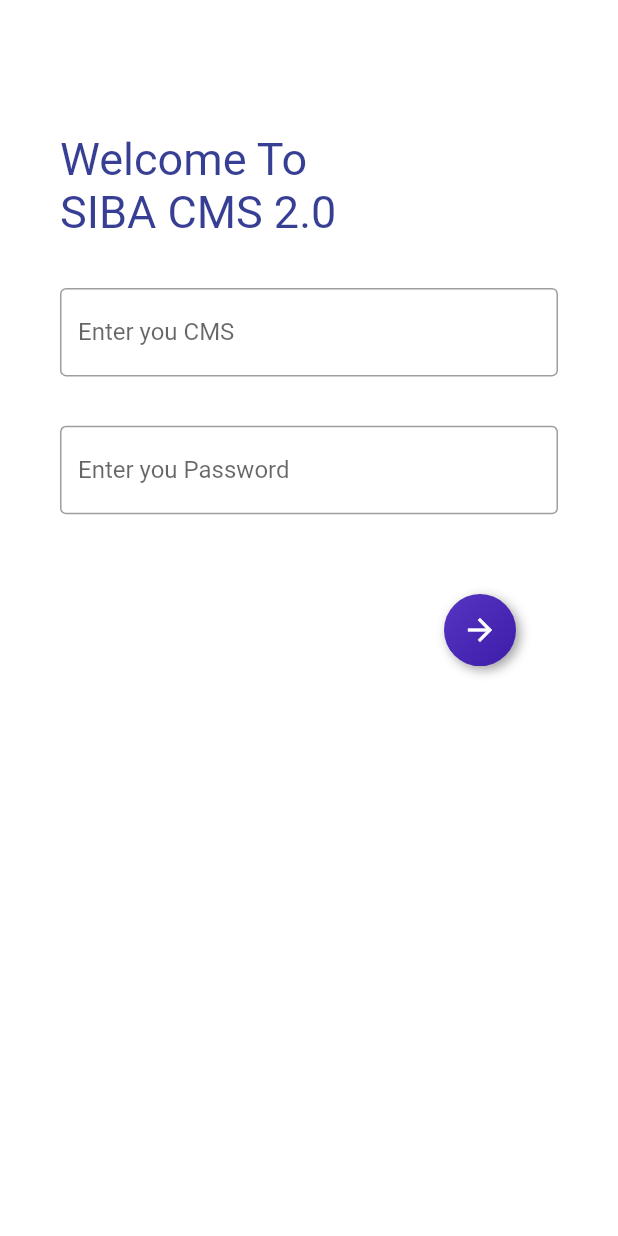
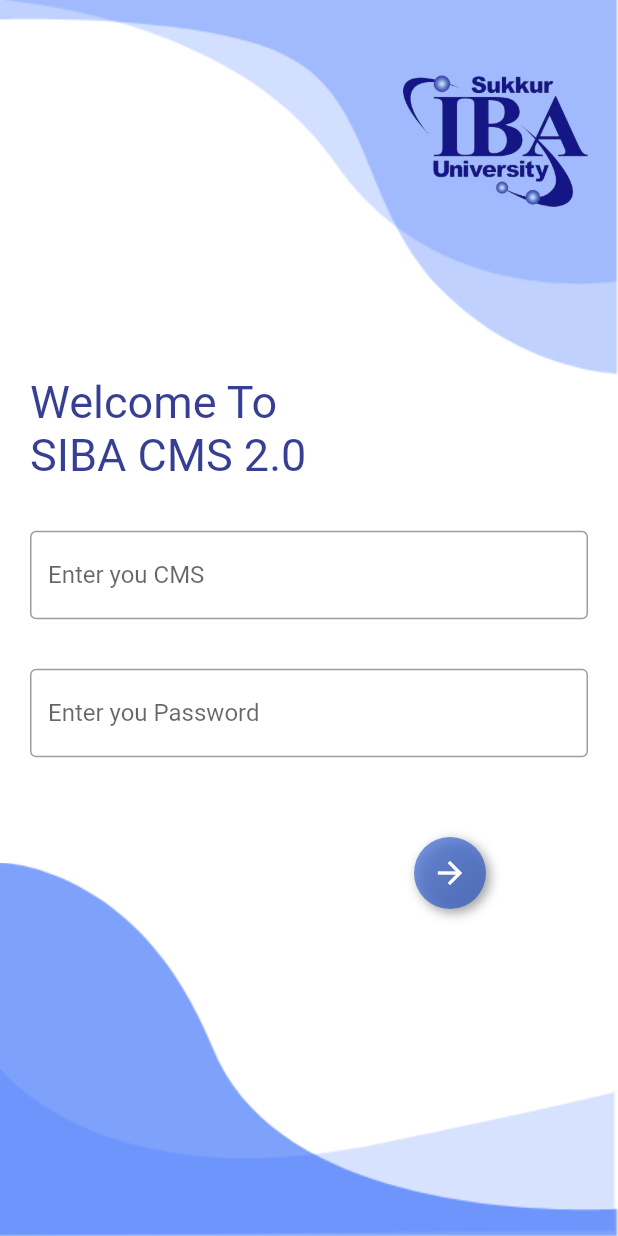
Before and after one commit to hansraj3160/FYP_project_SIBA_CMS, a Flutter app: the screen it shows after launch, after a tap on the "arrow forward" icon, on a phone screen of 412 x 824 dp. Run offline on Flutter 3.47's test engine with Material 2 defaults, Android fonts, the light colour scheme and no system bars; drawn by our look-alikes of flutter_neumorphic; our stand-ins replace animated_splash_screen, curved_navigation_bar, page_transition.

Commit message:
added backgroun in login page

```diff
--- a/lib/HomeScreen/Home_Screen.dart
+++ b/lib/HomeScreen/Home_Screen.dart
@@ -25,7 +25,7 @@
         backgroundColor: Colors.white60,
         body: GridView.count(
             crossAxisCount: 2,
-            children: List.generate(1, (index) {
+            children: List.generate(4, (index) {
               return Card(
                 elevation: 50,
                 shadowColor: const Color.fromARGB(255, 197, 194, 194),
--- a/lib/HomeScreen/Login.dart
+++ b/lib/HomeScreen/Login.dart
@@ -1,5 +1,6 @@
 import 'package:flutter_neumorphic/flutter_neumorphic.dart';
 import 'package:siba_cms_2/HomeScreen/BottomNavigationBar.dart';
+import 'package:siba_cms_2/backgroundComp/background.dart';
 
 class LogIn extends StatefulWidget {
   const LogIn({Key? key}) : super(key: key);
@@ -19,14 +20,11 @@
     return Scaffold(
         resizeToAvoidBottomInset: false,
         key: _scaffoldKey,
-        appBar: AppBar(
-          backgroundColor: Colors.transparent,
-          elevation: 0,
-        ),
         backgroundColor: const Color(0xFFffffff),
-        body: SingleChildScrollView(
-            child: Container(
-          padding: const EdgeInsets.only(left: 40, right: 40),
+        body: Background(
+            child: SingleChildScrollView(
+                child: Container(
+          padding: const EdgeInsets.only(left: 20, right: 20),
           child: Form(
             key: formKey, //key for form
             child: Column(
@@ -93,7 +91,7 @@
                                 BorderRadius.circular(100)),
                             depth: 5,
                             lightSource: LightSource.topLeft,
-                            color: const Color.fromARGB(255, 67, 31, 187)),
+                            color: Color.fromARGB(200, 64, 106, 212)),
                         padding: const EdgeInsets.all(12.0),
                         child: const Icon(
                           Icons.arrow_forward,
@@ -106,6 +104,6 @@
               ],
             ),
           ),
-        )));
+        ))));
   }
 }
--- a/lib/backgroundComp/background.dart
+++ b/lib/backgroundComp/background.dart
@@ -21,42 +21,28 @@
           Positioned(
             top: 0,
             right: 0,
-            child: Image.asset(
-              "assets/images/top1.png",
-              width: size.width
-            ),
+            child: Image.asset("assets/images/top1.png", width: size.width),
           ),
           Positioned(
             top: 0,
             right: 0,
-            child: Image.asset(
-              "assets/images/top2.png",
-              width: size.width
-            ),
+            child: Image.asset("assets/images/top2.png", width: size.width),
           ),
           Positioned(
             top: 50,
-            right: 30,
-            child: Image.asset(
-              "assets/images/main.png",
-              width: size.width * 0.35
-            ),
+            right: 20,
+            child: Image.asset("assets/images/iba_logo.png",
+                width: size.width * 0.30),
           ),
           Positioned(
             bottom: 0,
             right: 0,
-            child: Image.asset(
-              "assets/images/bottom1.png",
-              width: size.width
-            ),
+            child: Image.asset("assets/images/bottom1.png", width: size.width),
           ),
           Positioned(
             bottom: 0,
             right: 0,
-            child: Image.asset(
-              "assets/images/bottom2.png",
-              width: size.width
-            ),
+            child: Image.asset("assets/images/bottom2.png", width: size.width),
           ),
           child
         ],
--- a/lib/splash_screen/splash_screen.dart
+++ b/lib/splash_screen/splash_screen.dart
@@ -18,7 +18,8 @@
       duration: 1000,
       splashTransition: SplashTransition.fadeTransition,
       pageTransitionType: PageTransitionType.rightToLeftWithFade,
-      backgroundColor: Colors.blueAccent,
+      // backgroundColor: Colors.blueAccent,
+      backgroundColor: Color.fromARGB(200, 64, 106, 212),
       nextScreen: LogIn(),
     );
   }
```
